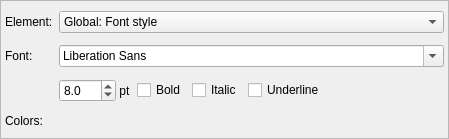
Qt form libpgmodeler_ui/ui/appearanceconfigwidget.ui (pgmodeler/pgmodeler) before a commit.
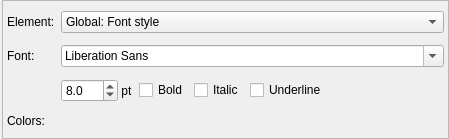
The same form after that commit.

What changed in the file:
```diff
--- a/libpgmodeler_ui/ui/appearanceconfigwidget.ui
+++ b/libpgmodeler_ui/ui/appearanceconfigwidget.ui
@@ -15,7 +15,7 @@
   </property>
   <layout class="QGridLayout" name="gridLayout_2">
    <property name="leftMargin">
-    <number>0</number>
+    <number>2</number>
    </property>
    <property name="topMargin">
     <number>0</number>
```
